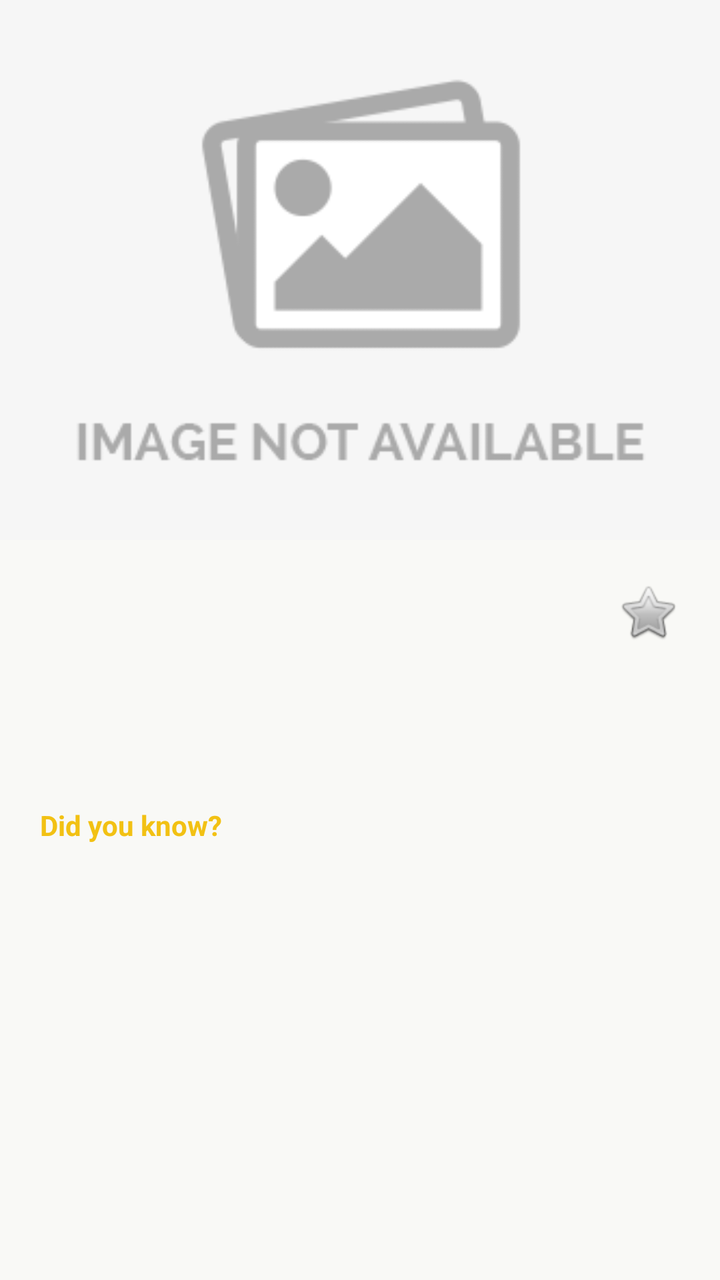
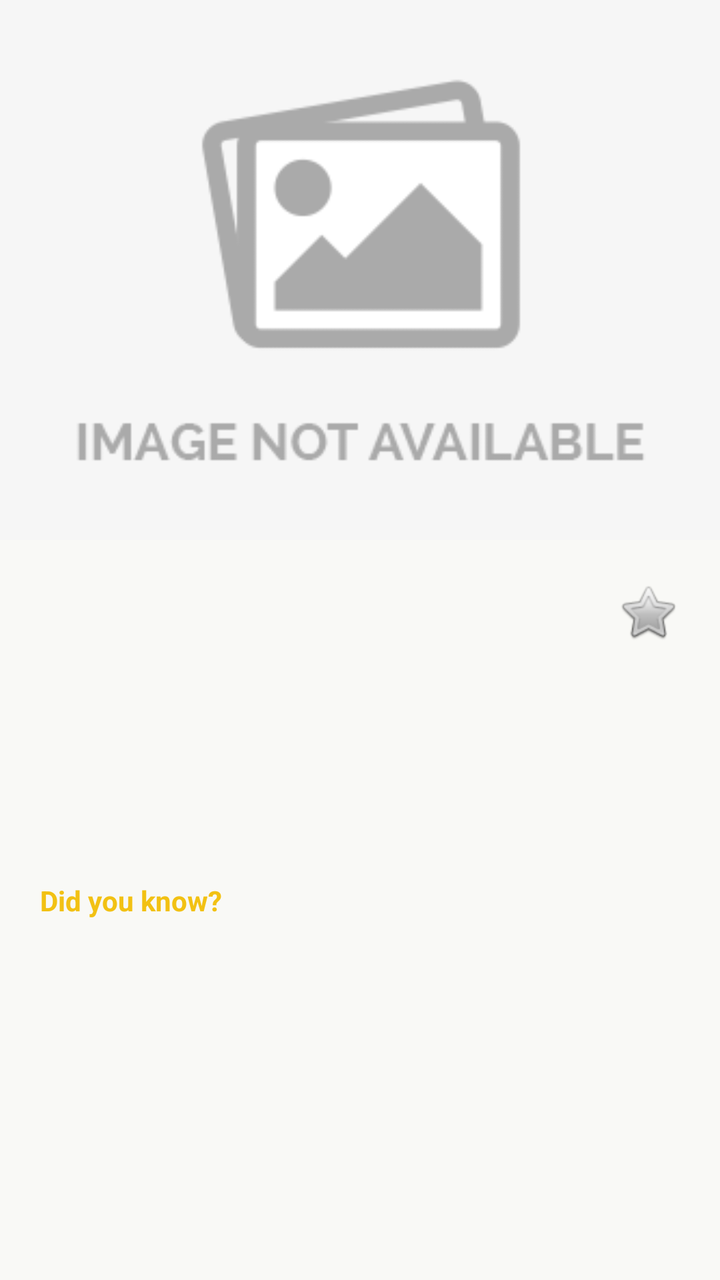

Compare the two renders of this Android layout. The source of the first and the diff that turns it into the second are given below.
<!-- AndroidManifest.xml: application theme Theme.Discover237 -->
<!-- res/layout/activity_attraction_details.xml -->
<?xml version="1.0" encoding="utf-8"?>
<androidx.constraintlayout.widget.ConstraintLayout xmlns:android="http://schemas.android.com/apk/res/android"
    android:layout_width="match_parent"
    android:layout_height="match_parent">

    <ScrollView
        android:layout_width="match_parent"
        android:layout_height="match_parent"
        android:background="@color/off_white">

        <LinearLayout
            android:layout_width="match_parent"
            android:layout_height="wrap_content"
            android:orientation="vertical">

            <com.google.android.material.imageview.ShapeableImageView
                android:id="@+id/attractionImage"
                android:layout_width="match_parent"
                android:layout_height="270dp"
                android:scaleType="centerCrop"
                android:src="@drawable/image_not_available" />

            <LinearLayout
                android:layout_width="match_parent"
                android:layout_height="wrap_content"
                android:orientation="vertical"
                android:padding="20dp">

                <LinearLayout
                    android:layout_width="match_parent"
                    android:layout_height="wrap_content"
                    android:gravity="center_vertical"
                    android:orientation="horizontal">

                    <TextView
                        android:id="@+id/detailNameText"
                        android:layout_width="0dp"
                        android:layout_height="wrap_content"
                        android:layout_weight="1"
                        android:text=""
                        android:textColor="@color/forest_green"
                        android:textSize="24sp"
                        android:textStyle="bold" />

                    <ImageButton
                        android:id="@+id/favoriteButton"
                        android:layout_width="wrap_content"
                        android:layout_height="wrap_content"
                        android:background="@android:color/transparent"
                        android:src="@android:drawable/btn_star_big_off" />

                </LinearLayout>

                <TextView
                    android:id="@+id/detailOpeningHoursText"
                    android:layout_width="match_parent"
                    android:layout_height="wrap_content"
                    android:layout_marginTop="4dp"
                    android:text=""
                    android:textColor="@color/crimson_red"
                    android:textSize="14sp" />

                <TextView
                    android:id="@+id/detailFullDescText"
                    android:layout_width="match_parent"
                    android:layout_height="wrap_content"
                    android:layout_marginTop="16dp"
                    android:text=""
                    android:textColor="@color/forest_green"
                    android:textSize="16sp" />

                <TextView
                    android:layout_width="match_parent"
                    android:layout_height="wrap_content"
                    android:layout_marginTop="20dp"
                    android:text="Did you know?"
                    android:textColor="@color/warm_gold"
                    android:textStyle="bold" />

                <TextView
                    android:id="@+id/detailFunFactText"
                    android:layout_width="match_parent"
                    android:layout_height="wrap_content"
                    android:layout_marginTop="4dp"
                    android:text=""
                    android:textColor="@color/forest_green"
                    android:textSize="14sp" />

            </LinearLayout>
        </LinearLayout>
    </ScrollView>

</androidx.constraintlayout.widget.ConstraintLayout>
<!-- resources referenced by this layout -->
<resources>
  <color name="crimson_red">#B80F22</color>
  <color name="forest_green">#005A44</color>
  <color name="off_white">#F9F9F6</color>
  <color name="warm_gold">#F2C113</color>
  <!-- drawable image_not_available: jpg bitmap (drawable, 6124 bytes) -->
  <style name="Theme.Discover237" parent="Base.Theme.Discover237" />
  <style name="Base.Theme.Discover237" parent="Theme.Material3.DayNight.NoActionBar">
          
          
      </style>
</resources>

<!-- the commit's change to res/layout/activity_attraction_details.xml (unified diff, before → after) -->
@@ -61,6 +61,13 @@
                     android:textSize="14sp" />
 
                 <TextView
+                    android:id="@+id/detailDistanceText"
+                    android:layout_width="match_parent"
+                    android:layout_height="wrap_content"
+                    android:layout_marginTop="16dp"
+                    android:textSize="16sp"/>
+
+                <TextView
                     android:id="@+id/detailFullDescText"
                     android:layout_width="match_parent"
                     android:layout_height="wrap_content"
